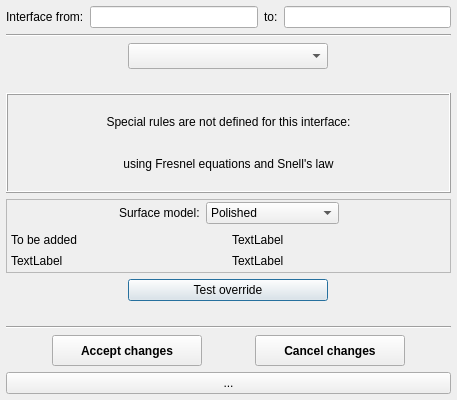
andrmor/ANTS3bundle, file ants3bundle/src/ants3/gui/photsim/ainterfaceruledialog.ui: the form before one commit.
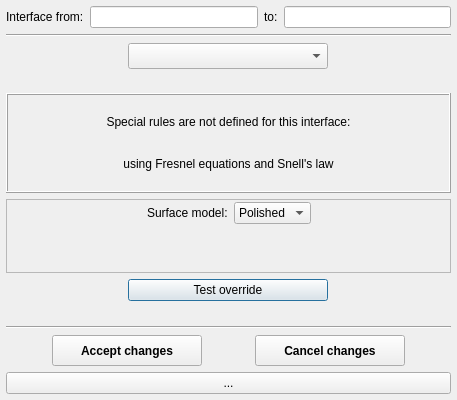
The form after the commit. The open tabs and pages were chosen to show the change.

What changed in the file:
```diff
--- a/ants3bundle/src/ants3/gui/photsim/ainterfaceruledialog.ui
+++ b/ants3bundle/src/ants3/gui/photsim/ainterfaceruledialog.ui
@@ -202,11 +202,6 @@
             <string>Polished</string>
            </property>
           </item>
-          <item>
-           <property name="text">
-            <string>SimplisticGaussian</string>
-           </property>
-          </item>
           <item>
            <property name="text">
             <string>Glisur</string>
@@ -237,61 +232,9 @@
       <item>
        <widget class="QStackedWidget" name="swSurfaceModel">
         <property name="currentIndex">
-         <number>3</number>
+         <number>0</number>
         </property>
         <widget class="QWidget" name="page"/>
-        <widget class="QWidget" name="page_2">
-         <layout class="QVBoxLayout" name="verticalLayout_3">
-          <property name="leftMargin">
-           <number>2</number>
-          </property>
-          <property name="topMargin">
-           <number>2</number>
-          </property>
-          <property name="rightMargin">
-           <number>2</number>
-          </property>
-          <property name="bottomMargin">
-           <number>2</number>
-          </property>
-          <item>
-           <layout class="QHBoxLayout" name="horizontalLayout_4">
-            <item>
-             <widget class="QLabel" name="label_6">
-              <property name="text">
-               <string>To be added</string>
-              </property>
-             </widget>
-            </item>
-            <item>
-             <widget class="QLabel" name="label_7">
-              <property name="text">
-               <string>TextLabel</string>
-              </property>
-             </widget>
-            </item>
-           </layout>
-          </item>
-          <item>
-           <layout class="QHBoxLayout" name="horizontalLayout_5">
-            <item>
-             <widget class="QLabel" name="label_8">
-              <property name="text">
-               <string>TextLabel</string>
-              </property>
-             </widget>
-            </item>
-            <item>
-             <widget class="QLabel" name="label_9">
-              <property name="text">
-               <string>TextLabel</string>
-              </property>
-             </widget>
-            </item>
-           </layout>
-          </item>
-         </layout>
-        </widget>
         <widget class="QWidget" name="page_3">
          <layout class="QHBoxLayout" name="horizontalLayout_6">
           <item>
```
